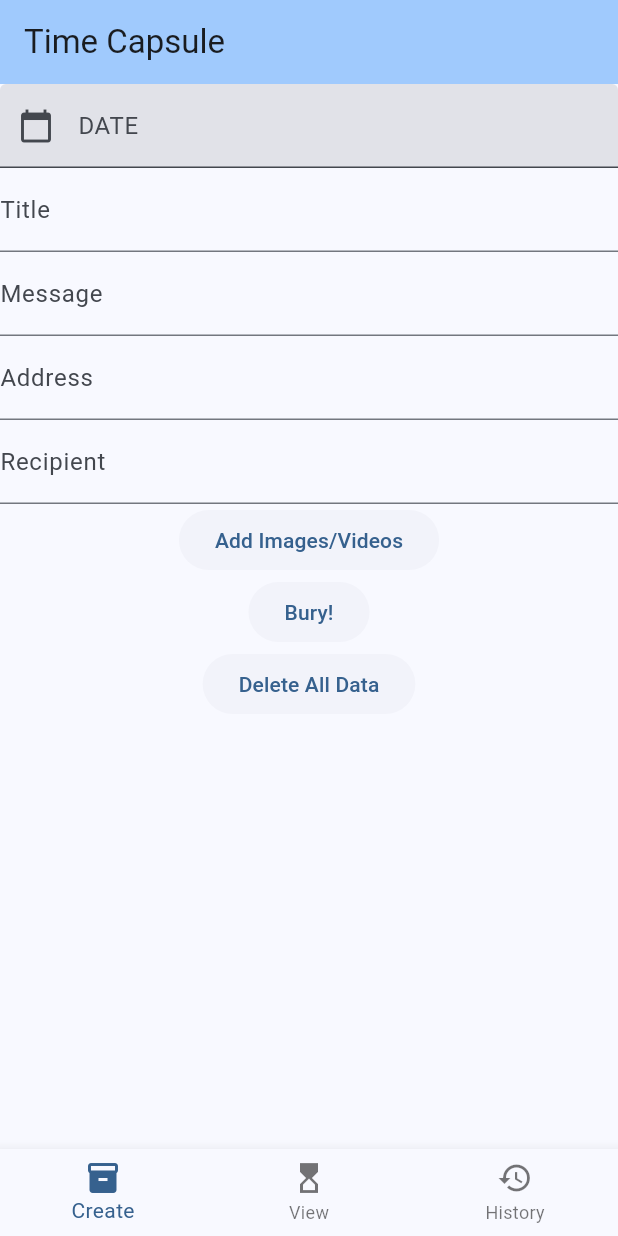
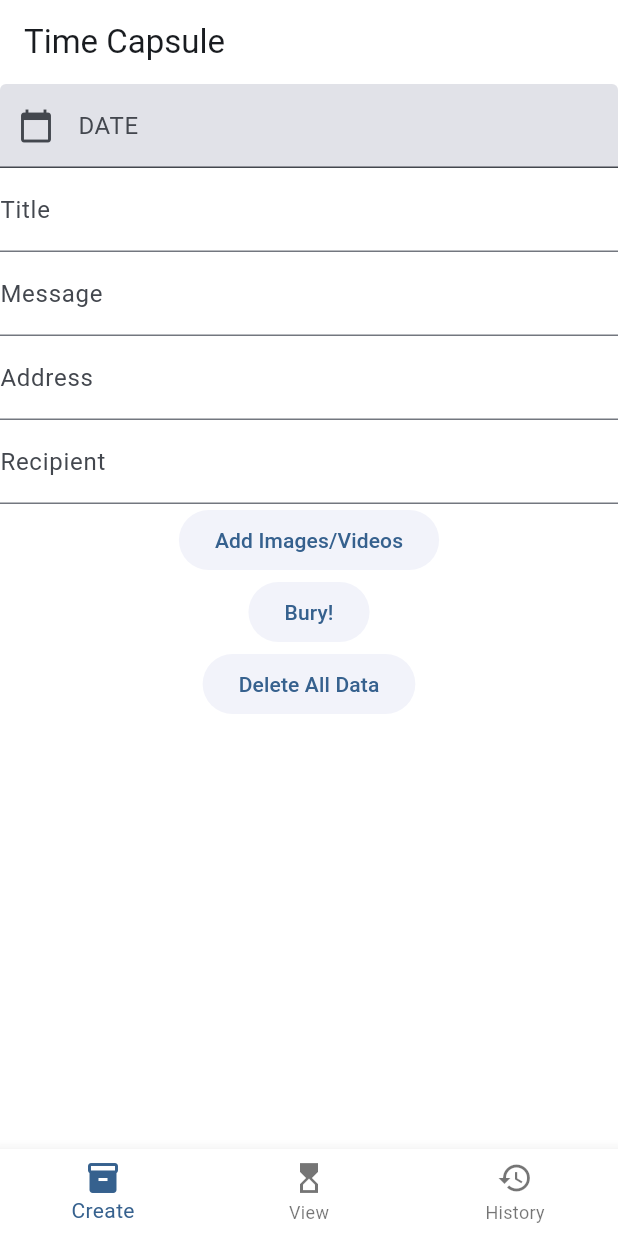
Before and after one commit to YPYT/TimeCapsule, a Flutter app: the screen it shows after launch, on a phone screen of 412 x 824 dp. Run offline on Flutter 3.47's test engine with Material 3 defaults, Android fonts, the phone set to English and light mode, and no system bars; our stand-ins replace image_picker, shared_preferences; missing offline and left inert: map_location_picker.

Commit message:
Set background colour white

```diff
--- a/lib/main.dart
+++ b/lib/main.dart
@@ -74,17 +74,19 @@ class _MyHomePageState extends State<MyHomePage> {
     // fast, so that you can just rebuild anything that needs updating rather
     // than having to individually change instances of widgets.
     return Scaffold(
+      backgroundColor: Colors.white,
       appBar: AppBar(
         // TRY THIS: Try changing the color here to a specific color (to
         // Colors.amber, perhaps?) and trigger a hot reload to see the AppBar
         // change color while the other colors stay the same.
-        backgroundColor: Theme.of(context).colorScheme.inversePrimary,
+        backgroundColor: Colors.white,
         // Here we take the value from the MyHomePage object that was created by
         // the App.build method, and use it to set our appbar title.
         title: Text(widget.title),
       ),
       body: _screens[_currentIndex],
       bottomNavigationBar: BottomNavigationBar(
+        backgroundColor: Colors.white,
         currentIndex: _currentIndex,
         onTap: (index) {
           setState(() {
```
